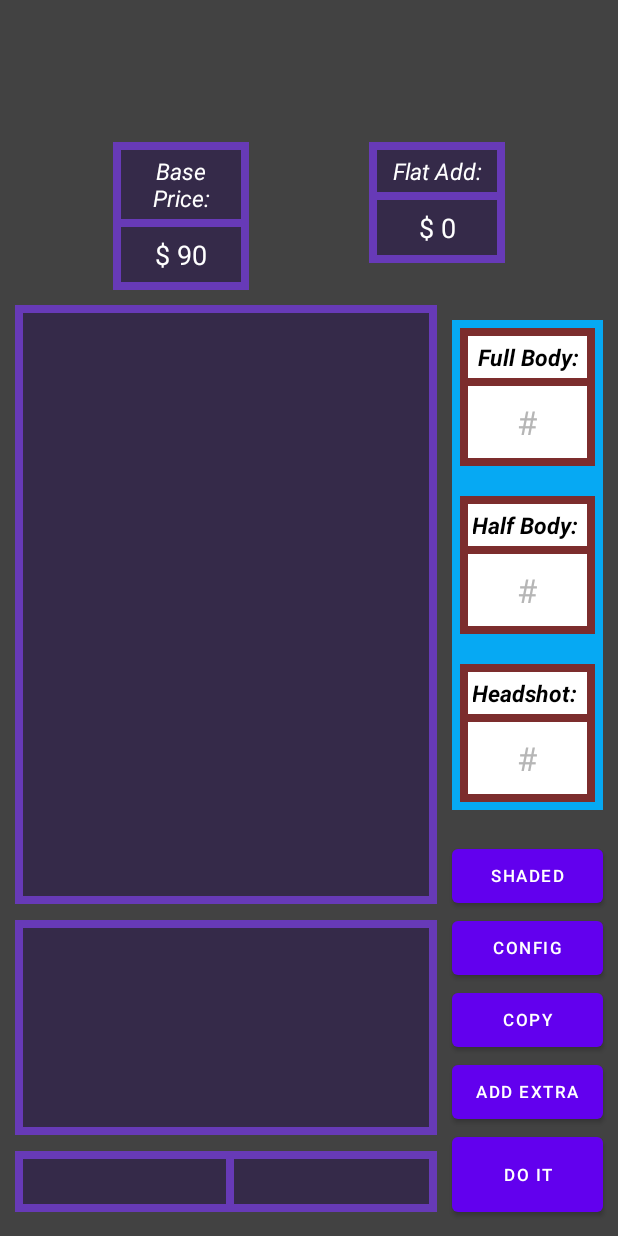
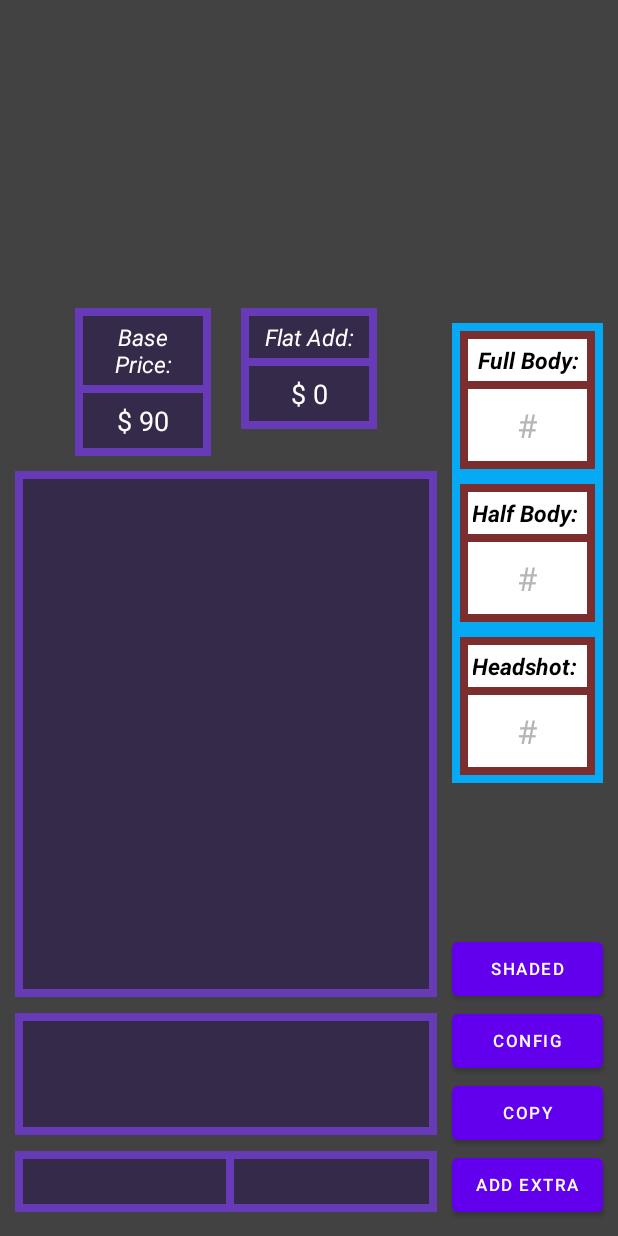
Before and after one commit to CJtr2/SharpComissionCalc, an Android app: the screen it shows after launch (MainActivity), on a phone screen of 412 x 824 dp. Run offline under Robolectric (Android 15) with nearby library versions, the phone set to English and light mode, and no system bars.

Commit message:
-User Feedback UI changes

```diff
--- a/app/src/main/res/layout/activity_main.xml
+++ b/app/src/main/res/layout/activity_main.xml
@@ -11,14 +11,18 @@
         android:id="@+id/baseFlatContainer"
         android:layout_width="wrap_content"
         android:layout_height="wrap_content"
-        android:layout_above="@id/pricesContainer"
-        android:layout_centerHorizontal="true"
-        android:layout_marginBottom="20dp">
+        android:layout_alignStart="@id/pricesContainer"
+        android:layout_alignTop="@id/numBodiesContainer"
+        android:layout_alignEnd="@id/pricesContainer"
+        android:layout_marginTop="-10dp"
+        android:layout_marginBottom="10dp">
 
         <RelativeLayout
             android:id="@+id/curBaseContainer"
             android:layout_width="wrap_content"
             android:layout_height="wrap_content"
+            android:layout_marginEnd="10dp"
+            android:layout_toStartOf="@id/centered"
             android:background="#673AB7"
             android:padding="5dp">
 
@@ -55,8 +59,8 @@
             android:id="@+id/curFlatContainer"
             android:layout_width="wrap_content"
             android:layout_height="wrap_content"
-            android:layout_marginStart="80dp"
-            android:layout_toEndOf="@id/curBaseContainer"
+            android:layout_marginStart="10dp"
+            android:layout_toEndOf="@id/centered"
             android:background="#673AB7"
             android:padding="5dp">
 
@@ -87,6 +91,12 @@
                 android:textColor="@color/white"
                 android:textSize="18sp" />
         </RelativeLayout>
+
+        <TextView
+            android:id="@+id/centered"
+            android:layout_width="wrap_content"
+            android:layout_height="wrap_content"
+            android:layout_centerHorizontal="true" />
     </RelativeLayout>
 
     <Button
@@ -123,9 +133,10 @@
         android:id="@+id/addExtraBtn"
         android:layout_width="wrap_content"
         android:layout_height="wrap_content"
-        android:layout_above="@id/calcBtn"
         android:layout_alignParentEnd="true"
+        android:layout_alignParentBottom="true"
         android:layout_marginEnd="10dp"
+        android:layout_marginBottom="10dp"
         android:text="Add Extra"
         android:textSize="11sp" />
 
@@ -133,24 +144,22 @@
         android:id="@+id/calcBtn"
         android:layout_width="wrap_content"
         android:layout_height="wrap_content"
-        android:layout_alignStart="@id/addExtraBtn"
-        android:layout_alignEnd="@id/addExtraBtn"
-        android:layout_alignParentBottom="true"
+        android:layout_alignParentBottom="false"
         android:layout_marginBottom="10dp"
         android:paddingTop="17dp"
         android:paddingBottom="17dp"
         android:text="Do It"
-        android:textSize="11sp" />
+        android:textSize="11sp"
+        android:visibility="invisible" />
 
     <RelativeLayout
         android:id="@+id/pricesContainer"
         android:layout_width="wrap_content"
         android:layout_height="wrap_content"
         android:layout_above="@id/extrasWindow"
+        android:layout_below="@id/baseFlatContainer"
         android:layout_alignStart="@id/extrasWindow"
-        android:layout_alignTop="@id/numBodiesContainer"
         android:layout_alignEnd="@id/extrasWindow"
-        android:layout_marginTop="-10dp"
         android:layout_marginBottom="5dp"
         android:background="#673AB7"
         android:padding="5dp">
@@ -184,7 +193,7 @@
         android:layout_alignStart="@id/configBtn"
         android:layout_alignEnd="@id/configBtn"
         android:layout_marginTop="10dp"
-        android:layout_marginBottom="20dp"
+        android:layout_marginBottom="100dp"
         android:background="#06A9F3"
         android:padding="5dp">
 
@@ -233,7 +242,7 @@
             android:layout_width="match_parent"
             android:layout_height="wrap_content"
             android:layout_below="@id/fullBodyContainer"
-            android:layout_marginTop="20dp"
+            android:layout_marginTop="10dp"
             android:background="#FF7C2D2D"
             android:padding="5dp">
 
@@ -275,7 +284,7 @@
             android:layout_height="wrap_content"
             android:layout_below="@id/halfBodyContainer"
             android:layout_alignEnd="@id/halfBodyContainer"
-            android:layout_marginTop="20dp"
+            android:layout_marginTop="10dp"
             android:background="#FF7C2D2D"
             android:padding="5dp">
 
@@ -348,13 +357,13 @@
         android:id="@+id/finalPriceContainer"
         android:layout_width="wrap_content"
         android:layout_height="wrap_content"
-        android:layout_alignBottom="@id/calcBtn"
+        android:layout_alignBottom="@id/addExtraBtn"
         android:layout_alignParentStart="true"
         android:layout_marginStart="10dp"
         android:layout_marginTop="5dp"
         android:layout_marginEnd="10dp"
         android:layout_marginBottom="6dp"
-        android:layout_toStartOf="@id/calcBtn"
+        android:layout_toStartOf="@id/addExtraBtn"
         android:background="#673AB7"
         android:padding="5dp">
 
@@ -393,7 +402,7 @@
         android:id="@+id/shadingContainer"
         android:layout_width="wrap_content"
         android:layout_height="wrap_content"
-        android:layout_above="@id/calcBtn"
+        android:layout_above="@id/addExtraBtn"
         android:layout_marginEnd="7dp"
         android:layout_toStartOf="@id/copyBtn"
         android:background="#6A0F69"
@@ -481,9 +490,9 @@
         android:id="@+id/extraInputContainer"
         android:layout_width="wrap_content"
         android:layout_height="wrap_content"
-        android:layout_above="@id/shadingBtn"
+        android:layout_alignTop="@id/numBodiesContainer"
         android:layout_centerHorizontal="true"
-        android:layout_marginBottom="90dp"
+        android:layout_marginTop="160dp"
         android:background="#A1D15E"
         android:padding="5dp"
         android:visibility="invisible">
```
